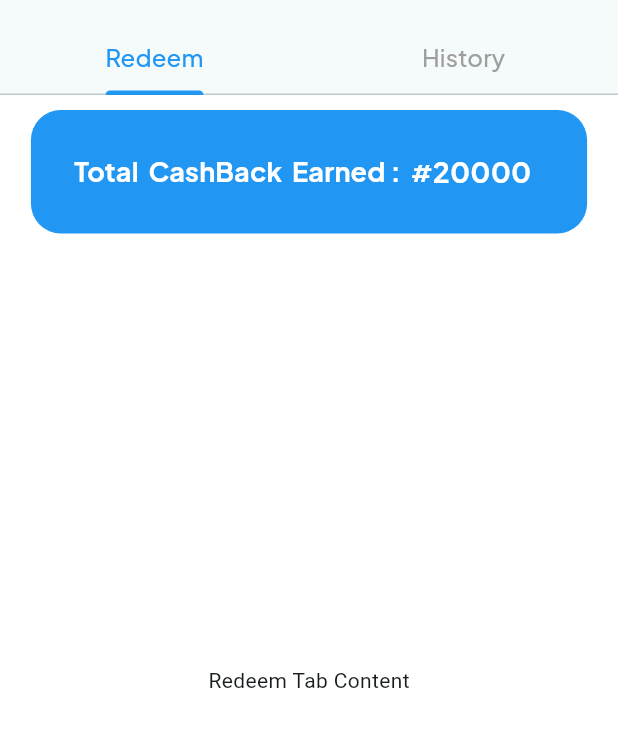
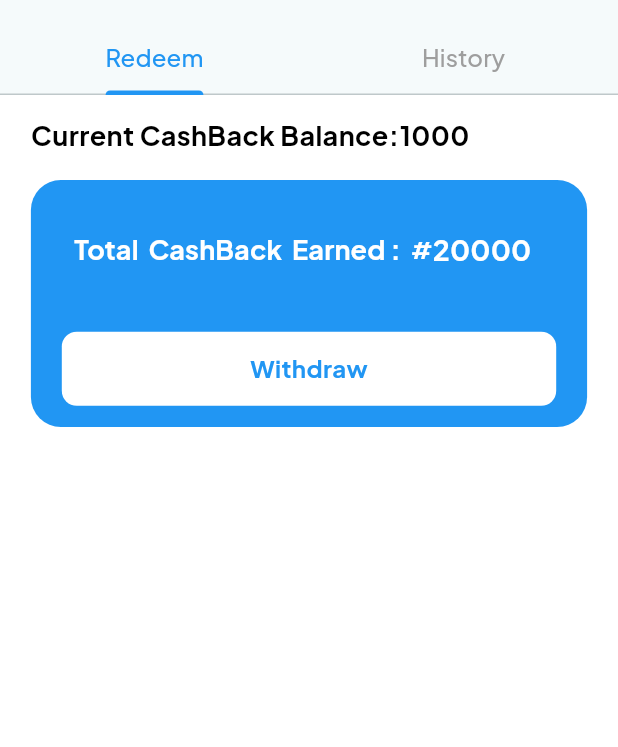
Before and after one commit to ThatLinuxGuyYouKnow/Rewards, a Flutter app: the screen it shows after launch, on a phone screen of 412 x 824 dp, the part 61-808 px from its top. Run offline on Flutter 3.47's test engine with Material 3 defaults, Android fonts, the phone set to English and light mode, and no system bars; our stand-ins replace google_fonts.

Commit message:
redirected design focus to Current Balance, stepped back all time balance

```diff
--- a/lib/ReusableWidgets/redeemBalanceTab.dart
+++ b/lib/ReusableWidgets/redeemBalanceTabPage.dart
@@ -1,3 +1,4 @@
+import 'package:balancee_rewards/ReusableWidgets/text.dart';
 import 'package:flutter/material.dart';
 
 class RedeemBalanceTab extends StatelessWidget {
@@ -5,13 +6,6 @@ class RedeemBalanceTab extends StatelessWidget {
   Widget build(BuildContext context) {
     double screenWidth = MediaQuery.of(context).size.width;
     double screenHeight = MediaQuery.of(context).size.height;
-    return Container(
-      height: screenHeight * .3,
-      width: screenWidth,
-      decoration: BoxDecoration(
-          borderRadius: BorderRadius.circular(20),
-          color: Colors.white,
-          border: Border.all(color: Colors.blue)),
-    );
+    return Container();
   }
 }
--- a/lib/ReusableWidgets/rewardBalanceTab.dart
+++ b/lib/ReusableWidgets/rewardBalanceTab.dart
@@ -1,5 +1,6 @@
 import 'package:balancee_rewards/ReusableWidgets/text.dart';
 import 'package:flutter/material.dart';
+import 'package:google_fonts/google_fonts.dart';
 
 class RewardBalanceTab extends StatelessWidget {
   final String cashbackBalance;
@@ -9,12 +10,16 @@ class RewardBalanceTab extends StatelessWidget {
     double screenHeight = MediaQuery.of(context).size.height;
     return Container(
       width: screenWidth * 0.9,
-      height: screenHeight * 0.1,
+      height: screenHeight * 0.2,
       decoration: BoxDecoration(
           color: Colors.blue, borderRadius: BorderRadius.circular(20)),
       child: Padding(
         padding: EdgeInsets.symmetric(horizontal: screenWidth * 0.05),
-        child: Row(
+        child: Padding(
+          padding: EdgeInsets.only(top: screenHeight * 0.04),
+          child: Column(
+            children: [
+              Row(
                 children: [
                   SizedBox(width: screenWidth * 0.02),
                   HighlightText(
@@ -31,7 +36,33 @@ class RewardBalanceTab extends StatelessWidget {
                   )
                 ],
               ),
+              SizedBox(
+                height: screenHeight * 0.05,
+              ),
+              WithdrawCashBackBalance()
+            ],
+          ),
+        ),
       ),
     );
   }
 }
+
+class WithdrawCashBackBalance extends StatelessWidget {
+  Widget build(BuildContext context) {
+    double screenWidth = MediaQuery.of(context).size.width;
+    double screenHeight = MediaQuery.of(context).size.height;
+    return GestureDetector(
+        child: Container(
+      child: Center(
+        child: Text('Withdraw',
+            style: GoogleFonts.plusJakartaSans(
+                fontSize: 16, fontWeight: FontWeight.bold, color: Colors.blue)),
+      ),
+      height: screenHeight * 0.06,
+      width: screenWidth * 0.8,
+      decoration: BoxDecoration(
+          color: Colors.white, borderRadius: BorderRadius.circular(10)),
+    ));
+  }
+}
--- a/lib/Mock Data/rewardsTab.dart
+++ b/lib/Tabs/rewardsTab.dart
@@ -1,3 +1,4 @@
+import 'package:balancee_rewards/ReusableWidgets/redeemBalanceTabPage.dart';
 import 'package:flutter/material.dart';
 
 class RedeemTab extends StatelessWidget {
@@ -8,9 +9,9 @@ class RedeemTab extends StatelessWidget {
     double screenHeight = MediaQuery.of(context).size.height;
     return SingleChildScrollView(
       child: Padding(
-        padding: EdgeInsets.symmetric(horizontal: screenWidth * .01),
+        padding: EdgeInsets.symmetric(horizontal: screenWidth * .05),
         child: Column(
-          children: [],
+          children: [RedeemBalanceTab()],
         ),
       ),
     );
--- a/lib/mainRewardsScreen.dart
+++ b/lib/mainRewardsScreen.dart
@@ -1,5 +1,7 @@
+import 'package:balancee_rewards/ReusableWidgets/redeemBalanceTabPage.dart';
 import 'package:balancee_rewards/ReusableWidgets/rewardBalanceTab.dart';
 import 'package:balancee_rewards/ReusableWidgets/text.dart';
+import 'package:balancee_rewards/Tabs/rewardsTab.dart';
 import 'package:flutter/material.dart';
 import 'package:google_fonts/google_fonts.dart';
 
@@ -41,7 +43,14 @@ class MainRewardsScreen extends StatelessWidget {
               children: [
                 TabBarView(
                   children: [
-                    RedeemTab(), // Placeholder for Redeem tab content
+                    Column(
+                      children: [
+                        SizedBox(
+                          height: screenHeight * 0.12,
+                        ),
+                        RedeemTab(),
+                      ],
+                    ), // Placeholder for Redeem tab content
                     HistoryTab(), // Placeholder for History tab content
                   ],
                 ),
@@ -49,11 +58,43 @@ class MainRewardsScreen extends StatelessWidget {
                   top: 10,
                   left: 0,
                   right: 0,
-                  child: Row(
-                    mainAxisAlignment: MainAxisAlignment.center,
+                  child: Column(
                     children: [
-                      RewardBalanceTab(
-                        cashbackBalance: '20000',
+                      SizedBox(height: screenHeight * 0.005),
+                      Row(
+                        children: [
+                          SizedBox(
+                            width: screenWidth * 0.05,
+                          ),
+                          Text(
+                            'Current CashBack Balance:',
+                            style: GoogleFonts.plusJakartaSans(
+                              color: Colors.black,
+                              fontSize: 18,
+                              fontWeight: FontWeight.bold,
+                            ),
+                          ),
+                          SizedBox(
+                            width: screenWidth * 0.001,
+                          ),
+                          Text(
+                            '1000',
+                            style: GoogleFonts.plusJakartaSans(
+                              color: Colors.black,
+                              fontSize: 18,
+                              fontWeight: FontWeight.bold,
+                            ),
+                          )
+                        ],
+                      ),
+                      SizedBox(height: screenHeight * .02),
+                      Row(
+                        mainAxisAlignment: MainAxisAlignment.center,
+                        children: [
+                          RewardBalanceTab(
+                            cashbackBalance: '20000',
+                          ),
+                        ],
                       ),
                     ],
                   ),
@@ -62,18 +103,6 @@ class MainRewardsScreen extends StatelessWidget {
             ),
           ),
         ),
-      ),
-    );
-  }
-}
-
-class RedeemTab extends StatelessWidget {
-  @override
-  Widget build(BuildContext context) {
-    return Padding(
-      padding: const EdgeInsets.only(top: 60.0), // Adjust to prevent overlap
-      child: Center(
-        child: Text('Redeem Tab Content'), // Replace with actual content
       ),
     );
   }
```
Lines whose indentation alone changed are shown as unchanged.
